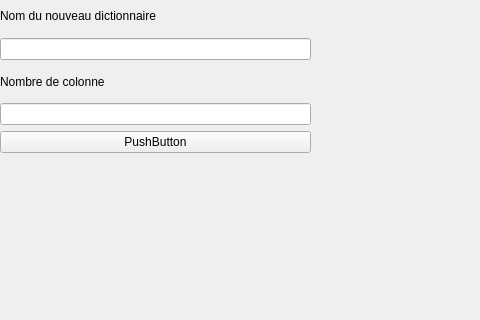
This is newvocab.ui in EldernXa/LearnVocab as Qt 5 draws it before an edit; both pictures show x 0 to 480 and y 0 to 320 of the 998 by 652 pixel window. The edited form follows.
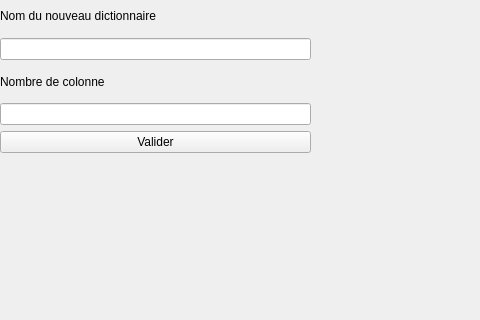
This is the edited form.

Patch:
```diff
--- a/newvocab.ui
+++ b/newvocab.ui
@@ -59,7 +59,7 @@
       <item>
        <widget class="QPushButton" name="firstButtonForCreateVocab">
         <property name="text">
-         <string>PushButton</string>
+         <string>Valider</string>
         </property>
        </widget>
       </item>
```
